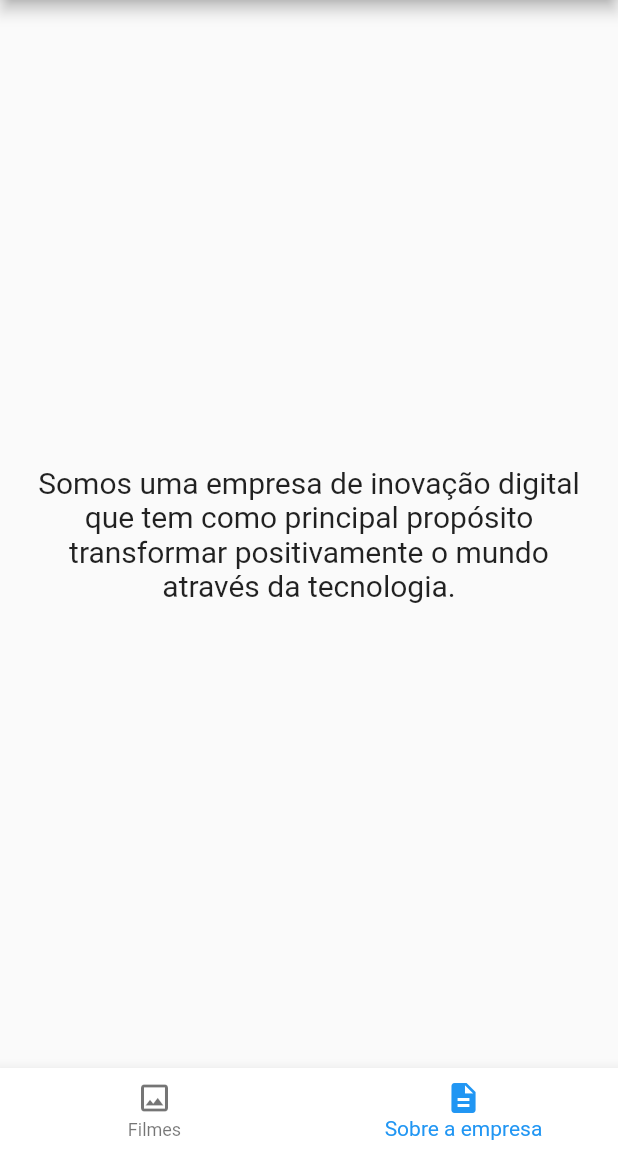
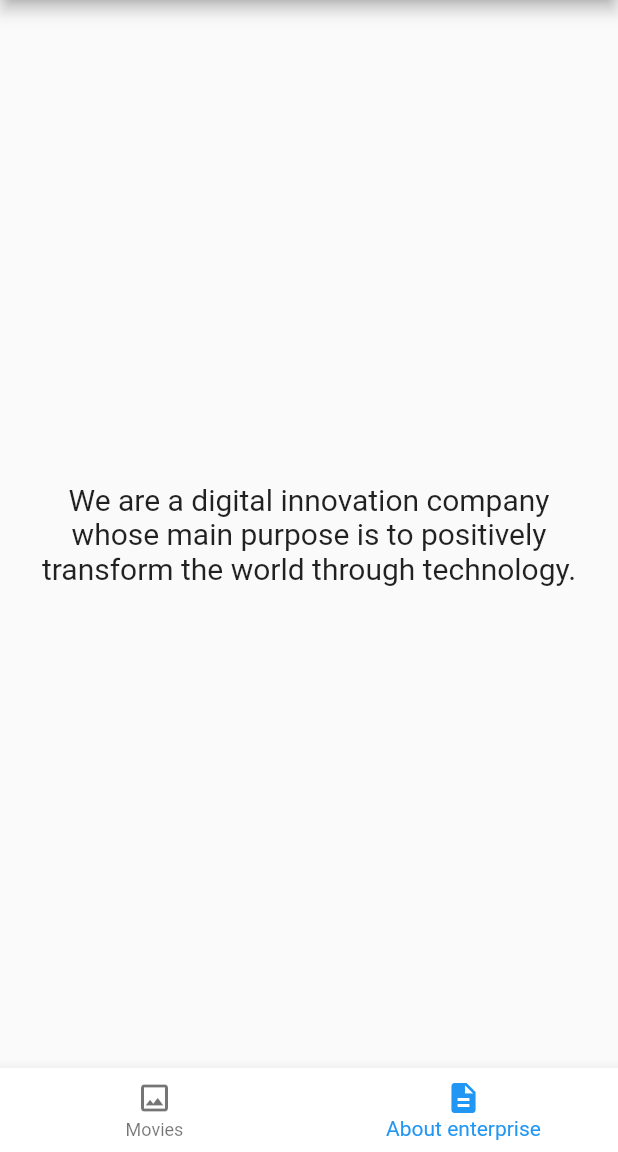
Before and after one commit to ritamonteiro1/movielist-app, a Flutter app: the screen it shows after launch, item 2 of the bottom bar chosen, on a phone screen of 412 x 824 dp, the part 84-1236 px from its top. Run offline on Flutter 3.47's test engine with Material 2 defaults, Android fonts, the phone set to English and light mode, and no system bars; our stand-ins replace dio; network calls fail.

```diff
--- a/lib/main/main.dart
+++ b/lib/main/main.dart
@@ -1,5 +1,8 @@
 import 'package:flutter/material.dart';
 import 'package:teste_tokenlab/view/main_content_view/main_content_view.dart';
+import  'package:teste_tokenlab/generated/l10n.dart';
+import 'package:flutter_localizations/flutter_localizations.dart';
+
 
 void main() {
   runApp(const MyApp());
@@ -10,8 +13,15 @@ class MyApp extends StatelessWidget {
 
   @override
   Widget build(BuildContext context) => MaterialApp(
-        debugShowCheckedModeBanner: false,
-        theme: ThemeData.light(),
-        home: const MainContentView(),
-      );
+          debugShowCheckedModeBanner: false,
+          theme: ThemeData.light(),
+          home: const MainContentView(),
+    localizationsDelegates: const [
+      S.delegate,
+      GlobalMaterialLocalizations.delegate,
+      GlobalWidgetsLocalizations.delegate,
+      GlobalCupertinoLocalizations.delegate,
+    ],
+    supportedLocales: S.delegate.supportedLocales,
+  );
 }
--- a/lib/view/main_content_view/main_content_view.dart
+++ b/lib/view/main_content_view/main_content_view.dart
@@ -2,6 +2,7 @@ import 'package:flutter/material.dart';
 import 'package:teste_tokenlab/domain/app_flow/app_flow.dart';
 import 'package:teste_tokenlab/view/movies_view/movies_view.dart';
 import 'package:teste_tokenlab/view/movies_view/widgets/about_enterprise_view_widget.dart';
+import 'package:teste_tokenlab/generated/l10n.dart';
 
 class MainContentView extends StatefulWidget {
   const MainContentView({Key? key}) : super(key: key);
@@ -11,32 +12,41 @@ class MainContentView extends StatefulWidget {
 }
 
 class _MainContentViewState extends State<MainContentView> {
+  Locale? _locale;
+  late List<AppFlow> _appFlowList;
+  var _currentBarIndex = 0;
 
-  var _currentBarIndex = 0;
-  final appFlowList = <AppFlow>[
+  @override
+  void didChangeDependencies() {
+    final newLocale = Localizations.localeOf(context);
+    if(newLocale != _locale){
+      _locale = newLocale;
+      _appFlowList = <AppFlow>[
         AppFlow(
-      'Filmes',
+          S.of(context).mainContentViewBottomNavigationMovies,
           Icons.image_outlined,
           GlobalKey<NavigatorState>(),
         ),
         AppFlow(
-      'Sobre a empresa',
+          S.of(context).mainContentViewBottomNavigationAboutEnterprise,
           Icons.description,
           GlobalKey<NavigatorState>(),
         )
       ];
-
+    }
+    super.didChangeDependencies();
+  }
 
   @override
   Widget build(BuildContext context) {
-    final currentFlow = appFlowList[_currentBarIndex];
+    final currentFlow = _appFlowList[_currentBarIndex];
     return WillPopScope(
       onWillPop: () async =>
       !await currentFlow.navigatorKey.currentState!.maybePop(),
       child: Scaffold(
         body: IndexedStack(
           index: _currentBarIndex,
-          children: appFlowList.map(
+          children: _appFlowList.map(
             (appFlow) =>     Navigator(
               key: appFlow.navigatorKey,
               onGenerateRoute: (settings) =>
@@ -51,7 +61,7 @@ class _MainContentViewState extends State<MainContentView> {
         bottomNavigationBar: BottomNavigationBar(
           backgroundColor: Colors.white,
           currentIndex: _currentBarIndex,
-          items: appFlowList
+          items: _appFlowList
               .map(
                 (flow) =>
                 BottomNavigationBarItem(
--- a/lib/view/movies_view/widgets/about_enterprise_view_widget.dart
+++ b/lib/view/movies_view/widgets/about_enterprise_view_widget.dart
@@ -1,20 +1,20 @@
 import 'package:flutter/material.dart';
+import 'package:teste_tokenlab/generated/l10n.dart';
 
 class AboutEnterpriseView extends StatelessWidget {
   const AboutEnterpriseView({Key? key}) : super(key: key);
 
   @override
   Widget build(BuildContext context) => Scaffold(
-        appBar: AppBar(title: const Text('TokenLab')),
+        appBar:
+            AppBar(title: Text(S.of(context).aboutEnterpriseViewAppBarTitle)),
         body: Container(
           padding: const EdgeInsets.all(20),
-          child: const Center(
+          child: Center(
             child: Text(
-              'Somos uma empresa de inovação digital que tem como '
-              'principal propósito transformar positivamente o'
-              ' mundo através da tecnologia. ', style: TextStyle(
-              fontSize: 20, fontWeight: FontWeight.normal
-            ),
+              S.of(context).aboutEnterpriseViewText,
+              style:
+                  const TextStyle(fontSize: 20, fontWeight: FontWeight.normal),
               textAlign: TextAlign.center,
             ),
           ),
--- a/lib/view/shared_views/loading_view/loading_widget_view.dart
+++ b/lib/view/shared_views/loading_view/loading_widget_view.dart
@@ -1,4 +1,6 @@
 import 'package:flutter/material.dart';
+import 'package:teste_tokenlab/generated/l10n.dart';
+
 
 class LoadingWidget extends StatelessWidget {
   const LoadingWidget({Key? key}) : super(key: key);
@@ -7,7 +9,7 @@ class LoadingWidget extends StatelessWidget {
   Widget build(BuildContext context) => Scaffold(
     backgroundColor: Colors.white,
     appBar: AppBar(
-      title: const Text('Carregando...'),
+      title: Text(S.of(context).loadingViewAppBarTitle),
       backgroundColor: Colors.blue,
       elevation: 8,
     ),
```
Also changed, not shown: lib/l10n/intl_en_US.arb (added, +20 -0 lines), lib/l10n/intl_pt_BR.arb (added, +20 -0 lines), lib/view/movie_details_view/widgets/production_company_list_view_movie_details_widget.dart (+5 -2 lines), lib/view/movie_details_view/widgets/successfully_request_movie_details_view_widget.dart (+21 -12 lines), lib/view/movies_view/widgets/movie_list_view_widget.dart (+5 -3 lines), lib/view/movies_view/widgets/successfully_request_movies_view_widget.dart (+5 -3 lines), lib/view/shared_views/error_view/error_widget_view.dart (+9 -10 lines), pubspec.yaml (+7 -0 lines), lib/data/remote/movie/model/movie_details/details/movie_details_response.g.dart, lib/generated/intl/messages_all.dart (added), lib/generated/intl/messages_en_US.dart (added), lib/generated/intl/messages_pt_BR.dart (added), lib/generated/l10n.dart (added), pubspec.lock, 1 other file. Lines whose indentation alone changed are shown as unchanged.
